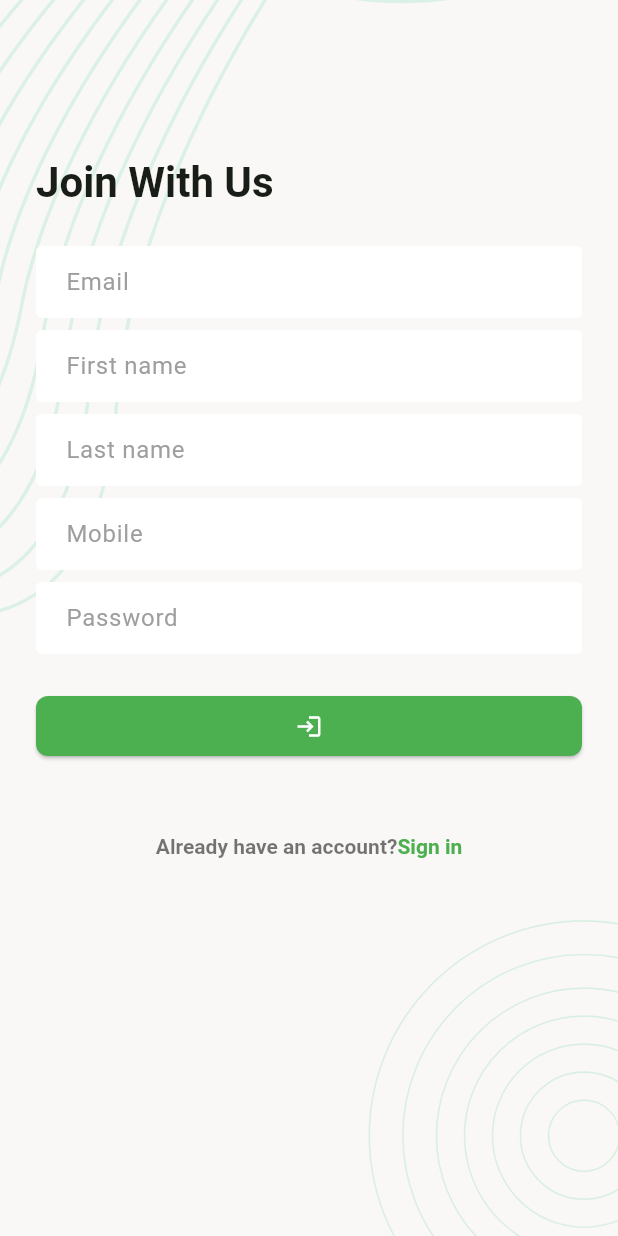
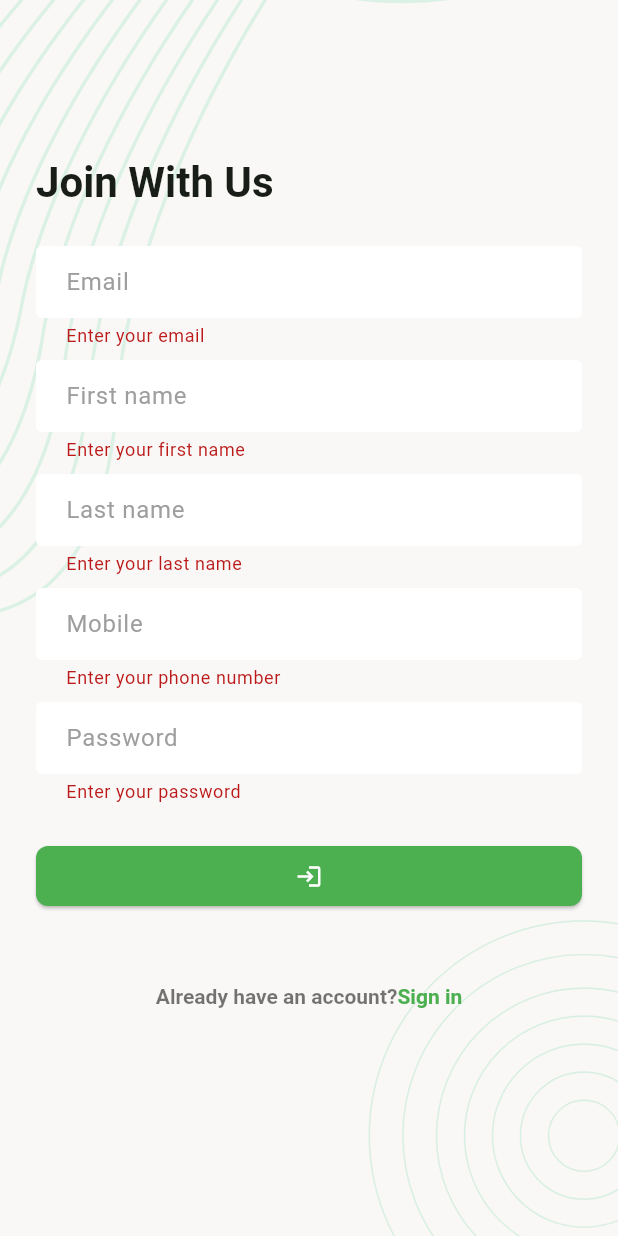
Before and after one commit to SzSakil/task_manager, a Flutter app: the SingUpScreen screen opened directly, after a tap on the "login" icon, on a phone screen of 412 x 824 dp. Run offline on Flutter 3.47's test engine with Material 3 defaults, Android fonts, the phone set to English and light mode, and no system bars; our stand-ins replace flutter_svg, pin_code_fields.

Commit message:
module 16 3 half update

```diff
--- a/lib/data/services/network_caller.dart
+++ b/lib/data/services/network_caller.dart
@@ -7,13 +7,13 @@ class NetworkResponse {
   final int statusCode;
   final Map<String, dynamic>? responseDate;
   final bool isSuccess;
-  final String? errorMessage;
+  final String errorMessage;
 
   NetworkResponse({
     required this.isSuccess,
     required this.statusCode,
-    required this.responseDate,
-    required this.errorMessage,
+     this.responseDate,
+     this.errorMessage = 'Something went wrong',
   });
 }
 
@@ -57,6 +57,7 @@ class NetworkCaller {
     try {
       Uri uri = Uri.parse(url);
       debugPrint('URL => $url');
+      debugPrint('URL => $body');
       Response response = await post(uri,
           headers: {
         'content-type': 'application/json'
--- /dev/null
+++ b/lib/data/utils/urls.dart
@@ -0,0 +1,5 @@
+class Urls {
+  static const String _baseUrl = 'https://task.teamrabbil.com/api/v1';
+
+  static const String registrationUrl = '$_baseUrl/registration';
+}
--- a/lib/ui/screens/sing_up_screen.dart
+++ b/lib/ui/screens/sing_up_screen.dart
@@ -1,7 +1,11 @@
 import 'package:flutter/gestures.dart';
 import 'package:flutter/material.dart';
+import 'package:task_manager/data/services/network_caller.dart';
+import 'package:task_manager/data/utils/urls.dart';
 import 'package:task_manager/ui/utils/app_colors.dart';
+import 'package:task_manager/ui/widgets/center_circular_progress_indicator.dart';
 import 'package:task_manager/ui/widgets/screen_background.dart';
+import 'package:task_manager/ui/widgets/snack_bar_message.dart';
 
 class SingUpScreen extends StatefulWidget {
   const SingUpScreen({super.key});
@@ -19,10 +23,13 @@ class _SingUpScreenState extends State<SingUpScreen> {
   final TextEditingController _mobileTEController = TextEditingController();
   final TextEditingController _passwordTEController = TextEditingController();
   final GlobalKey<FormState> _formKey = GlobalKey<FormState>();
+  bool _singUpInProgress = false;
 
   @override
   Widget build(BuildContext context) {
-    final textTheme = Theme.of(context).textTheme;
+    final textTheme = Theme
+        .of(context)
+        .textTheme;
 
     return Scaffold(
       body: ScreenBackground(
@@ -37,39 +44,83 @@ class _SingUpScreenState extends State<SingUpScreen> {
                   const SizedBox(height: 80),
                   Text('Join With Us', style: textTheme.titleLarge),
                   const SizedBox(height: 24),
-                  TextField(
+                  TextFormField(
                     controller: _emailTEController,
                     keyboardType: TextInputType.emailAddress,
                     decoration: const InputDecoration(hintText: 'Email'),
+                    validator: (String? value) {
+                      if (value
+                          ?.trim()
+                          .isEmpty ?? true) {
+                        return 'Enter your email';
+                      }
+                      return null;
+                    },
                   ),
                   const SizedBox(height: 8),
-                  TextField(
+                  TextFormField(
                     controller: _firstNameTEController,
                     keyboardType: TextInputType.emailAddress,
                     decoration: const InputDecoration(hintText: 'First name'),
+                    validator: (String? value) {
+                      if (value
+                          ?.trim()
+                          .isEmpty ?? true) {
+                        return 'Enter your first name';
+                      }
+                      return null;
+                    },
                   ),
                   const SizedBox(height: 8),
-                  TextField(
+                  TextFormField(
                     controller: _lastNameTEController,
                     keyboardType: TextInputType.emailAddress,
                     decoration: const InputDecoration(hintText: 'Last name'),
+                    validator: (String? value) {
+                      if (value
+                          ?.trim()
+                          .isEmpty ?? true) {
+                        return 'Enter your last name';
+                      }
+                      return null;
+                    },
                   ),
                   const SizedBox(height: 8),
-                  TextField(
+                  TextFormField(
                     controller: _mobileTEController,
                     keyboardType: TextInputType.emailAddress,
                     decoration: const InputDecoration(hintText: 'Mobile'),
+                    validator: (String? value) {
+                      if (value
+                          ?.trim()
+                          .isEmpty ?? true) {
+                        return 'Enter your phone number';
+                      }
+                      return null;
+                    },
                   ),
                   const SizedBox(height: 8),
-                  TextField(
+                  TextFormField(
                     controller: _passwordTEController,
                     obscureText: true,
                     decoration: const InputDecoration(hintText: 'Password'),
+                    validator: (String? value) {
+                      if (value
+                          ?.trim()
+                          .isEmpty ?? true) {
+                        return 'Enter your password';
+                      }
+                      return null;
+                    },
                   ),
                   const SizedBox(height: 24),
-                  ElevatedButton(
-                    onPressed: () {},
-                    child: const Icon(Icons.login),
+                  Visibility(
+                    visible: _singUpInProgress == false,
+                    replacement: const CenterCircularProgressIndicator(),
+                    child: ElevatedButton(
+                      onPressed: _onTapSingUpButton,
+                      child: const Icon(Icons.login),
+                    ),
                   ),
                   const SizedBox(height: 48),
                   Center(child: _buildSingInSection()),
@@ -82,6 +133,45 @@ class _SingUpScreenState extends State<SingUpScreen> {
     );
   }
 
+  void _onTapSingUpButton() {
+    if (_formKey.currentState!.validate()) {
+      _registerUser();
+    }
+  }
+
+  Future<void> _registerUser() async {
+    _singUpInProgress = true;
+    setState(() {});
+
+    Map<String, dynamic> requestBody = {
+      "email": _emailTEController.text.trim(),
+      "firstName": _firstNameTEController.text.trim(),
+      "lastName": _lastNameTEController.text.trim(),
+      "mobile": _mobileTEController.text.trim(),
+      "password": _passwordTEController.text.trim(),
+      "photo": ""
+    };
+
+    final NetworkResponse response = await NetworkCaller.postRequest(
+        url: Urls.registrationUrl, body: requestBody);
+    _singUpInProgress = false;
+    setState(() {});
+    if (response.isSuccess) {
+      _clearTextFields();
+      showSnackBarMessage(context, 'New user registration successful!');
+    } else {
+      showSnackBarMessage(context, response.errorMessage);
+    }
+  }
+
+  void _clearTextFields() {
+    _firstNameTEController.clear();
+    _lastNameTEController.clear();
+    _emailTEController.clear();
+    _passwordTEController.clear();
+    _mobileTEController.clear();
+  }
+
   Widget _buildSingInSection() {
     return RichText(
       text: TextSpan(
@@ -92,10 +182,10 @@ class _SingUpScreenState extends State<SingUpScreen> {
             text: 'Sign in',
             style: TextStyle(color: AppColors.themeColor),
             recognizer:
-                TapGestureRecognizer()
-                  ..onTap = () {
-                    Navigator.pop(context);
-                  },
+            TapGestureRecognizer()
+              ..onTap = () {
+                Navigator.pop(context);
+              },
           ),
         ],
       ),
```
Also changed, not shown: lib/ui/widgets/center_circular_progress_indicator.dart (added, +12 -0 lines), lib/ui/widgets/snack_bar_message.dart (added, +10 -0 lines).
